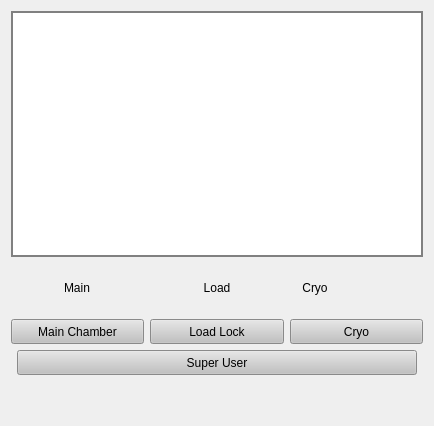
mmonajem/pyoxcart, file pyccapt/files/PyQt6_UI/gui_gates.ui: the form before one commit.
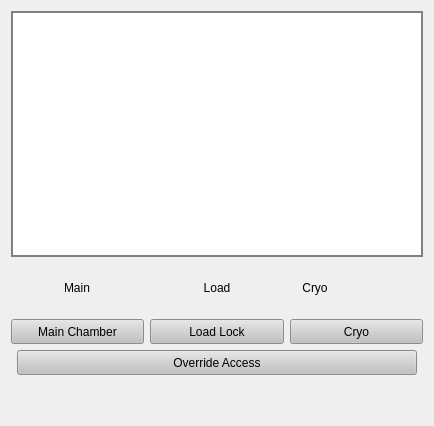
The form after the commit.

Diff of the .ui file:
```diff
--- a/pyccapt/files/PyQt6_UI/gui_gates.ui
+++ b/pyccapt/files/PyQt6_UI/gui_gates.ui
@@ -204,7 +204,7 @@
                                         </string>
                                     </property>
                                     <property name="text">
-                                        <string>Super User</string>
+                                        <string>Override Access</string>
                                     </property>
                                 </widget>
                             </item>
```
